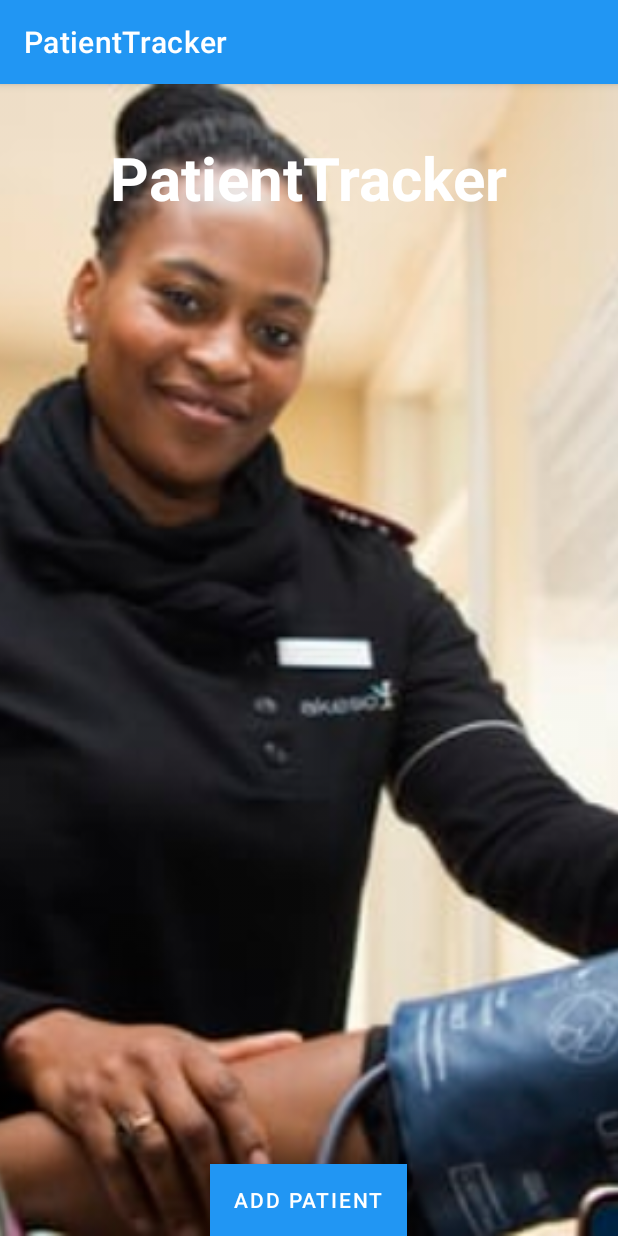
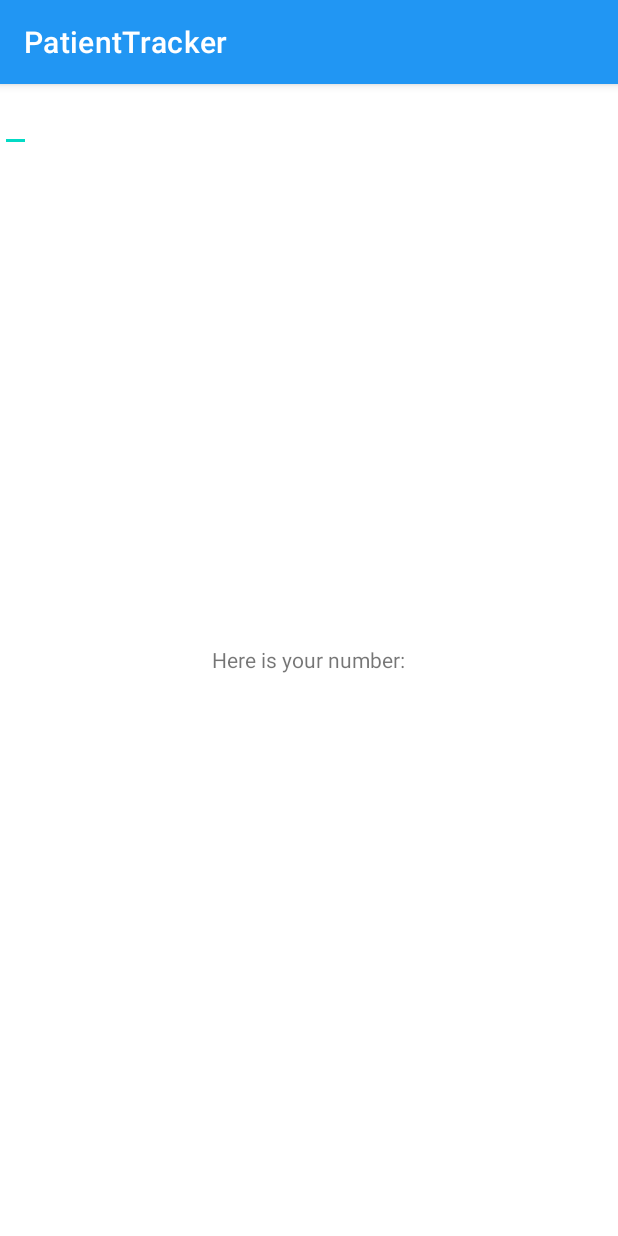
Before and after one commit to Gladys-nimo/patient-tracker, an Android app: the screen it shows after launch (MainActivity before the commit, PatientActivity after it), after a tap on "ADD PATIENT", on a phone screen of 412 x 824 dp. Run offline under Robolectric (Android 15) with nearby library versions, the phone set to English and light mode, and no system bars.

Commit message:
new files added

```diff
--- a/app/build.gradle
+++ b/app/build.gradle
@@ -36,4 +36,6 @@ dependencies {
     testImplementation 'junit:junit:4.+'
     androidTestImplementation 'androidx.test.ext:junit:1.1.2'
     androidTestImplementation 'androidx.test.espresso:espresso-core:3.3.0'
+    implementation 'com.jakewharton:butterknife:10.2.0'
+    annotationProcessor 'com.jakewharton:butterknife-compiler:10.2.0'
 }
--- a/app/src/main/AndroidManifest.xml
+++ b/app/src/main/AndroidManifest.xml
@@ -9,7 +9,8 @@
         android:roundIcon="@mipmap/ic_launcher_round"
         android:supportsRtl="true"
         android:theme="@style/Theme.PatientTracker">
-        <activity android:name=".PatientActivity"></activity>
+        <activity android:name=".HospitalActivity"></activity>
+        <activity android:name=".PatientActivity" />
         <activity android:name=".MainActivity">
             <intent-filter>
                 <action android:name="android.intent.action.MAIN" />
--- a/app/src/main/java/com/moringaschool/patienttracker/MainActivity.java
+++ b/app/src/main/java/com/moringaschool/patienttracker/MainActivity.java
@@ -2,23 +2,33 @@ package com.moringaschool.patienttracker;
 
 import androidx.appcompat.app.AppCompatActivity;
 
+import android.content.Intent;
 import android.os.Bundle;
 import android.view.View;
 import android.widget.Button;
+import android.widget.EditText;
 import android.widget.Toast;
 
 public class MainActivity extends AppCompatActivity {
+    public static final String TAG = MainActivity.class.getSimpleName();
+    private EditText mPhoneHint;
+//    private
     Button button;
 
     @Override
     protected void onCreate(Bundle savedInstanceState) {
         super.onCreate(savedInstanceState);
         setContentView(R.layout.activity_main);
+        mPhoneHint = (EditText) findViewById(R.id.phone);
 
          Button button = (Button) findViewById(R.id.addPatientButton);
         button.setOnClickListener(new View.OnClickListener() {
             public void onClick(View v) {
-            Toast.makeText(MainActivity.this, "Add patient", Toast.LENGTH_LONG).show();
+                String phone = mPhoneHint.getText().toString();
+                Intent intent = new Intent(MainActivity.this, PatientActivity.class);
+                intent.putExtra("phone", phone);
+                startActivity(intent);
+//            Toast.makeText(MainActivity.this, "Add patient", Toast.LENGTH_LONG).show();
             }
         });
 
--- a/app/src/main/java/com/moringaschool/patienttracker/PatientActivity.java
+++ b/app/src/main/java/com/moringaschool/patienttracker/PatientActivity.java
@@ -2,13 +2,21 @@ package com.moringaschool.patienttracker;
 
 import androidx.appcompat.app.AppCompatActivity;
 
+import android.content.Intent;
 import android.os.Bundle;
+import android.provider.ContactsContract;
+import android.widget.TextView;
 
 public class PatientActivity extends AppCompatActivity {
+    private TextView mPhone;
 
     @Override
     protected void onCreate(Bundle savedInstanceState) {
         super.onCreate(savedInstanceState);
         setContentView(R.layout.activity_patient);
+        mPhone = (TextView) findViewById(R.id.phone);
+        Intent intent = getIntent();
+        String phone = intent.getStringExtra("phone");
+        mPhone.setText("Here is your number:" + phone);
     }
 }
--- a/app/src/main/res/layout/activity_patient.xml
+++ b/app/src/main/res/layout/activity_patient.xml
@@ -1,9 +1,19 @@
 <?xml version="1.0" encoding="utf-8"?>
-<androidx.constraintlayout.widget.ConstraintLayout xmlns:android="http://schemas.android.com/apk/res/android"
-    xmlns:app="http://schemas.android.com/apk/res-auto"
-    xmlns:tools="http://schemas.android.com/tools"
-    android:layout_width="match_parent"
-    android:layout_height="match_parent"
-    tools:context=".PatientActivity">
+<RelativeLayout xmlns:android="http://schemas.android.com/apk/res/android"
+    android:layout_width="match_parent" android:layout_height="match_parent">
 
-</androidx.constraintlayout.widget.ConstraintLayout>
+    <TextView
+        android:layout_width="wrap_content"
+        android:layout_height="wrap_content"
+        android:text="Patients details"
+        android:id="@+id/phone"
+        android:layout_centerVertical="true"
+        android:layout_centerHorizontal="true" />
+    <EditText
+        android:layout_width="wrap_content"
+        android:layout_height="wrap_content"
+        android:hint=""
+        android:inputType="text"
+        android:id="@+id/userNameEditText" />
+
+</RelativeLayout>
```
Also changed, not shown: app/src/main/java/com/moringaschool/patienttracker/HospitalActivity.java (added, +23 -0 lines), app/src/main/res/layout/activity_hospital.xml (added, +14 -0 lines), app/src/main/res/layout/activity_main.xml (+22 -5 lines), app/src/main/res/font/mate_sc.ttf (added).
